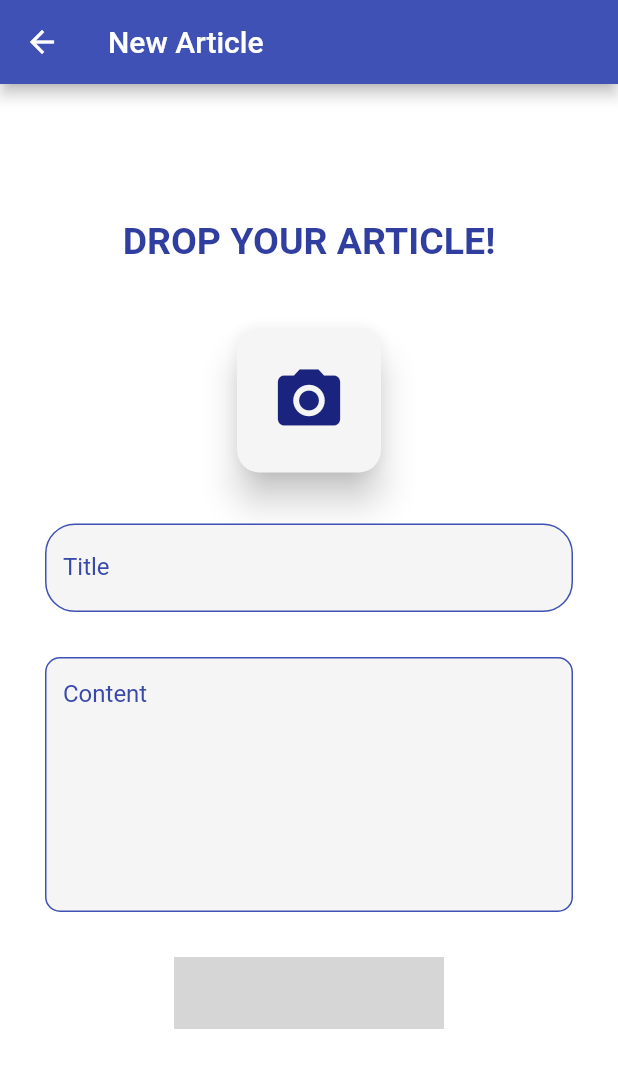
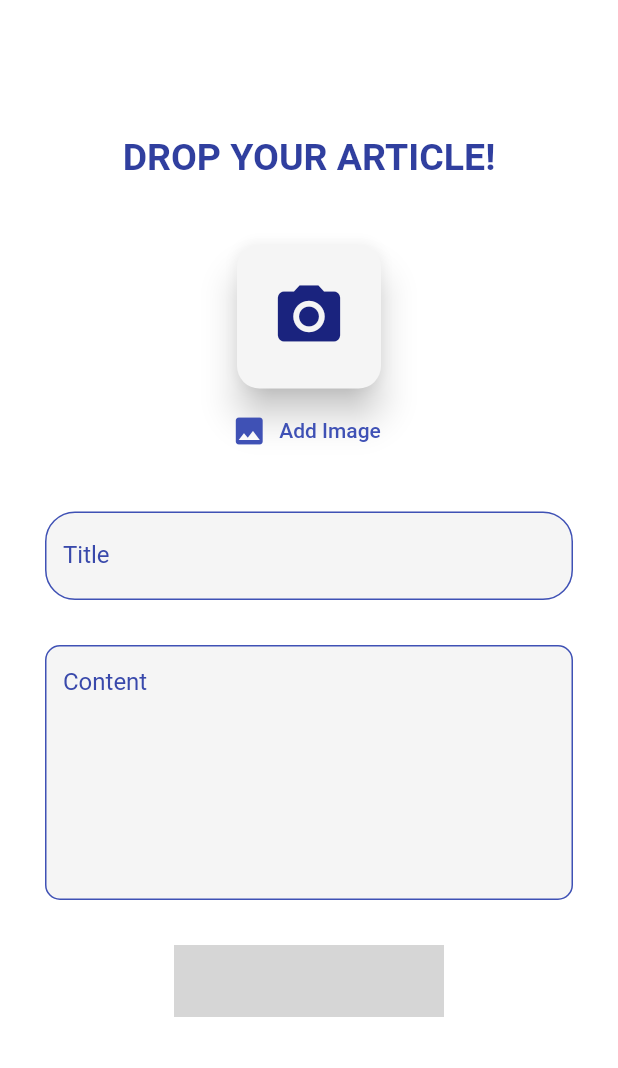
Before and after one commit to Ganzrock/NSS_MCET, a Flutter app: the NewArticle screen opened by its route, on a phone screen of 412 x 824 dp. Shown: the top 1068 px of the screen. Run offline on Flutter 3.47's test engine with Material 2 defaults, Android fonts, the phone set to English and light mode, and no system bars; our stand-ins replace cloud_firestore, firebase_auth, firebase_messaging, firebase_storage, image_picker; missing offline and left inert: cloud_firestore_web, firebase_auth_web, firebase_core_web, nice_button; accounts and stored records are empty; Roboto replaces fonts that are missing (Poppins); project files that could hold a hidden picture were left out; grey boxes are pictures that could not be loaded.

Commit message:
New article image upload

```diff
--- a/lib/screens/new_article.dart
+++ b/lib/screens/new_article.dart
@@ -1,15 +1,28 @@
+import 'dart:io';
+
 import 'package:flutter/material.dart';
 import 'package:nice_button/NiceButton.dart';
 
-class NewArticle extends StatelessWidget {
+import '../widgets/pickers/article_image_picker.dart';
+
+class NewArticle extends StatefulWidget {
   static const routeName = '/new-article';
+
+  @override
+  _NewArticleState createState() => _NewArticleState();
+}
+
+class _NewArticleState extends State<NewArticle> {
+  File _articleImageFile;
+
+  void _pickedImage(File image) {
+    _articleImageFile = image;
+  }
 
   @override
   Widget build(BuildContext context) {
     return Scaffold(
-      appBar: AppBar(
-        title: Text('New Article'),
-      ),
+      backgroundColor: Colors.white70,
       body: Container(
           padding: const EdgeInsets.all(30.0),
           color: Colors.white,
@@ -25,26 +38,7 @@ class NewArticle extends StatelessWidget {
                     fontWeight: FontWeight.bold),
               ),
               new Padding(padding: EdgeInsets.only(top: 40.0)),
-              new Card(
-                shape: RoundedRectangleBorder(
-                  borderRadius: BorderRadius.circular(15.0),
-                ),
-                color: Colors.grey[100],
-                elevation: 10,
-                child: new Container(
-                  padding: new EdgeInsets.all(15.0),
-                  child: new Column(
-                    children: <Widget>[
-                      new IconButton(
-                        icon: Icon(Icons.camera_alt),
-                        iconSize: 50.0,
-                        color: Colors.indigo[900],
-                        onPressed: () {},
-                      ),
-                    ],
-                  ),
-                ),
-              ),
+              ArticleImagePicker(_pickedImage),
               SizedBox(height: 30),
               new TextFormField(
                 decoration: new InputDecoration(
--- /dev/null
+++ b/lib/widgets/pickers/article_image_picker.dart
@@ -0,0 +1,65 @@
+import 'dart:io';
+
+import 'package:flutter/material.dart';
+import 'package:image_picker/image_picker.dart';
+
+class ArticleImagePicker extends StatefulWidget {
+  ArticleImagePicker(this.imagePickFn);
+
+  final void Function(File pickedImage) imagePickFn;
+
+  @override
+  _UserImagePickerState createState() => _UserImagePickerState();
+}
+
+class _UserImagePickerState extends State<ArticleImagePicker> {
+  File _pickedImage;
+
+  void _pickImage() async {
+    final pickedImageFile = await ImagePicker.pickImage(
+      source: ImageSource.gallery,
+      imageQuality: 50,
+      maxWidth: 150,
+    );
+    setState(() {
+      _pickedImage = pickedImageFile;
+    });
+    widget.imagePickFn(pickedImageFile);
+  }
+
+  @override
+  Widget build(BuildContext context) {
+    return Column(
+      children: <Widget>[
+        Card(
+          shape: RoundedRectangleBorder(
+            borderRadius: BorderRadius.circular(15.0),
+          ),
+          color: Colors.grey[100],
+          elevation: 10,
+          child: new Container(
+            padding: new EdgeInsets.all(15.0),
+            child: new Column(
+              children: <Widget>[
+                new IconButton(
+                  icon: _pickedImage != null
+                      ? FileImage(_pickedImage)
+                      : Icon(Icons.camera_alt),
+                  iconSize: 50.0,
+                  color: Colors.indigo[900],
+                  onPressed: () {},
+                ),
+              ],
+            ),
+          ),
+        ),
+        FlatButton.icon(
+          textColor: Theme.of(context).primaryColor,
+          onPressed: _pickImage,
+          icon: Icon(Icons.image),
+          label: Text('Add Image'),
+        ),
+      ],
+    );
+  }
+}
```
Also changed, not shown: 1 other file.
